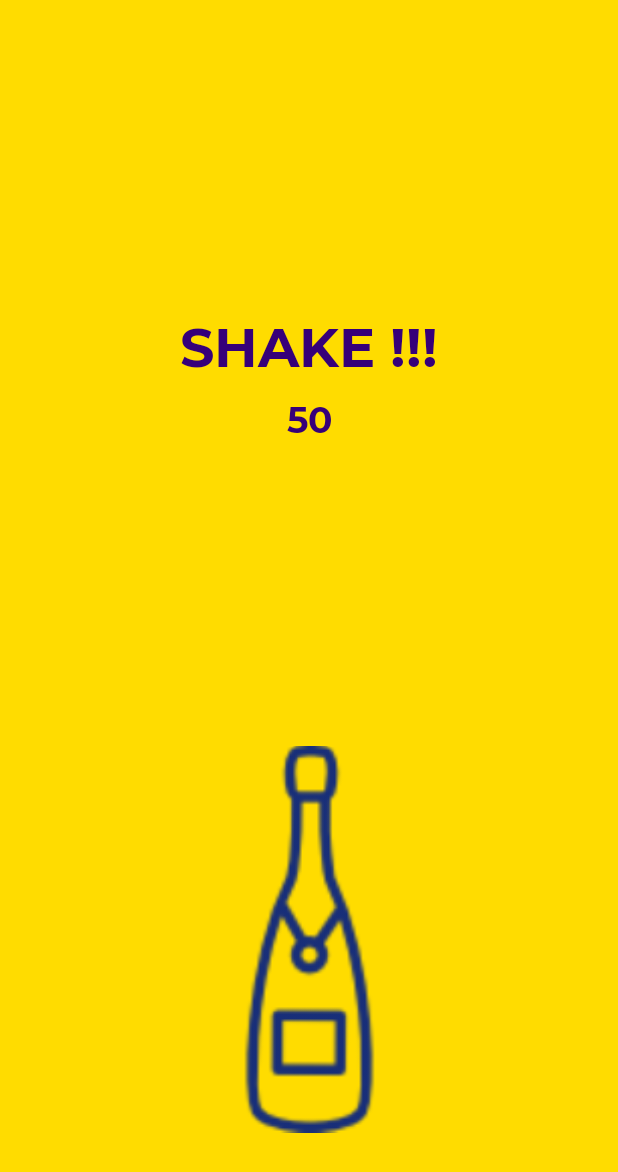
After one commit to Adphi/WinStateHack, an Android app: the SensorActivity screen opened directly, with no data from a screen before it, on a phone screen of 412 x 824 dp. The commit adds this screen. Shown: the top 1172 px of the screen. Run offline under Robolectric (Android 15) with nearby library versions, the phone set to English and light mode, and no system bars.

Commit message:
SHAKE IT

```diff
--- a/app/build.gradle
+++ b/app/build.gradle
@@ -46,4 +46,5 @@ dependencies {
 
 
 
+
 apply plugin: 'com.google.gms.google-services'
--- a/app/src/main/java/fr/wcs/winstatehack/MainActivity.java
+++ b/app/src/main/java/fr/wcs/winstatehack/MainActivity.java
@@ -2,6 +2,7 @@ package fr.wcs.winstatehack;
 
 import android.content.Intent;
 import android.content.pm.PackageManager;
+import android.hardware.Sensor;
 import android.os.Bundle;
 import android.support.annotation.NonNull;
 import android.support.v4.app.ActivityCompat;
@@ -93,6 +94,9 @@ public class MainActivity extends AppCompatActivity {
 
         Button buttonFriends = findViewById(R.id.buttonMessage);
         buttonFriends.setOnClickListener(v -> startActivity(new Intent(this, FriendsActivity.class)));
+
+        Button buttonShake = findViewById(R.id.buttonShake);
+        buttonShake.setOnClickListener(v -> startActivity(new Intent(this, SensorActivity.class)));
     }
 
     @Override
--- /dev/null
+++ b/app/src/main/java/fr/wcs/winstatehack/SensorActivity.java
@@ -0,0 +1,90 @@
+package fr.wcs.winstatehack;
+
+import android.content.Context;
+import android.hardware.Sensor;
+import android.hardware.SensorEvent;
+import android.hardware.SensorEventListener;
+import android.hardware.SensorManager;
+import android.support.v7.app.AppCompatActivity;
+import android.os.Bundle;
+import android.view.View;
+import android.widget.ImageView;
+import android.widget.TextView;
+import android.widget.Toast;
+
+public class SensorActivity extends AppCompatActivity implements SensorEventListener{
+
+    private SensorManager mSenSensorManager;
+    private Sensor mSenAccelerometer;
+    private long lastUpdate = 0;
+    private float last_x, last_y, last_z;
+    private static final int SHAKE_THRESHOLD = 600;
+    private int i = 50;
+    private TextView mTextViewNbShakes;
+    private TextView mTextViewShake;
+    private ImageView mImageViewCork;
+
+    @Override
+    protected void onCreate(Bundle savedInstanceState) {
+        super.onCreate(savedInstanceState);
+        setContentView(R.layout.activity_sensor);
+        mSenSensorManager = (SensorManager) getSystemService(Context.SENSOR_SERVICE);
+        mSenAccelerometer = mSenSensorManager.getDefaultSensor(Sensor.TYPE_ACCELEROMETER);
+        mSenSensorManager.registerListener(this, mSenAccelerometer , SensorManager.SENSOR_DELAY_NORMAL);
+
+        mTextViewNbShakes = findViewById(R.id.textViewNbShakes);
+        mTextViewShake = findViewById(R.id.textViewShake);
+        mImageViewCork = findViewById(R.id.imageViewCork);
+    }
+
+    @Override
+    public void onSensorChanged(SensorEvent sensorEvent) {
+        Sensor mySensor = sensorEvent.sensor;
+
+        if (mySensor.getType() == Sensor.TYPE_ACCELEROMETER) {
+            float x = sensorEvent.values[0];
+            float y = sensorEvent.values[1];
+            float z = sensorEvent.values[2];
+
+            long curTime = System.currentTimeMillis();
+
+            if ((curTime - lastUpdate) > 100) {
+                long diffTime = (curTime - lastUpdate);
+                lastUpdate = curTime;
+
+                float speed = Math.abs(x + y + z - last_x - last_y - last_z)/ diffTime * 10000;
+
+                if (speed > SHAKE_THRESHOLD) {
+                    if (i>0) {
+                        i--;
+                        mTextViewNbShakes.setText(String.valueOf(i));
+                    } else {
+                        mTextViewShake.setVisibility(View.INVISIBLE);
+                        mTextViewNbShakes.setVisibility(View.INVISIBLE);
+                        mImageViewCork.setVisibility(View.VISIBLE);
+                        Toast.makeText(this, "Win Envoyé !", Toast.LENGTH_SHORT).show();
+                    }
+                }
+
+                last_x = x;
+                last_y = y;
+                last_z = z;
+            }
+        }
+    }
+
+    @Override
+    public void onAccuracyChanged(Sensor sensor, int i) {
+
+    }
+
+    protected void onPause() {
+        super.onPause();
+        mSenSensorManager.unregisterListener(this);
+    }
+
+    protected void onResume() {
+        super.onResume();
+        mSenSensorManager.registerListener(this, mSenAccelerometer, SensorManager.SENSOR_DELAY_NORMAL);
+    }
+}
--- /dev/null
+++ b/app/src/main/res/layout/activity_sensor.xml
@@ -0,0 +1,59 @@
+<?xml version="1.0" encoding="utf-8"?>
+<android.support.constraint.ConstraintLayout
+    xmlns:android="http://schemas.android.com/apk/res/android"
+    xmlns:app="http://schemas.android.com/apk/res-auto"
+    xmlns:tools="http://schemas.android.com/tools"
+    android:layout_width="match_parent"
+    android:layout_height="match_parent"
+    android:background="@color/colorPrimary"
+    tools:context="fr.wcs.winstatehack.SensorActivity">
+
+    <ImageView
+        android:id="@+id/imageViewBottle"
+        android:layout_width="258dp"
+        android:layout_height="332dp"
+        android:layout_marginBottom="32dp"
+        app:layout_constraintBottom_toBottomOf="parent"
+        app:layout_constraintEnd_toEndOf="parent"
+        app:layout_constraintHorizontal_bias="0.503"
+        app:layout_constraintStart_toStartOf="parent"
+        app:srcCompat="@drawable/champagne_bottle" />
+
+    <ImageView
+        android:id="@+id/imageViewCork"
+        android:layout_width="59dp"
+        android:layout_height="48dp"
+        android:visibility="invisible"
+        app:layout_constraintBottom_toTopOf="@+id/imageViewBottle"
+        app:layout_constraintEnd_toEndOf="@+id/imageViewBottle"
+        app:layout_constraintHorizontal_bias="0.497"
+        app:layout_constraintStart_toStartOf="@+id/imageViewBottle"
+        app:layout_constraintTop_toTopOf="parent"
+        app:srcCompat="@drawable/cork" />
+
+    <TextView
+        android:id="@+id/textViewShake"
+        android:layout_width="wrap_content"
+        android:layout_height="wrap_content"
+        android:fontFamily="@font/montserrat_bold"
+        android:text="SHAKE !!!"
+        android:textColor="@color/colorPrimaryDark"
+        android:textSize="36sp"
+        app:layout_constraintBottom_toTopOf="@+id/imageViewBottle"
+        app:layout_constraintEnd_toEndOf="parent"
+        app:layout_constraintStart_toStartOf="parent"
+        app:layout_constraintTop_toTopOf="parent" />
+
+    <TextView
+        android:id="@+id/textViewNbShakes"
+        android:layout_width="wrap_content"
+        android:layout_height="wrap_content"
+        android:layout_marginTop="8dp"
+        android:fontFamily="@font/montserrat_bold"
+        android:text="50"
+        android:textColor="@color/colorPrimaryDark"
+        android:textSize="24sp"
+        app:layout_constraintEnd_toEndOf="@+id/textViewShake"
+        app:layout_constraintStart_toStartOf="@+id/textViewShake"
+        app:layout_constraintTop_toBottomOf="@+id/textViewShake" />
+</android.support.constraint.ConstraintLayout>
```
Also changed, not shown: app/src/main/AndroidManifest.xml (+14 -13 lines), app/src/main/res/layout/activity_main.xml (+10 -0 lines), app/src/main/res/drawable/champagne_bottle.png (added), app/src/main/res/drawable/cork.png (added).
